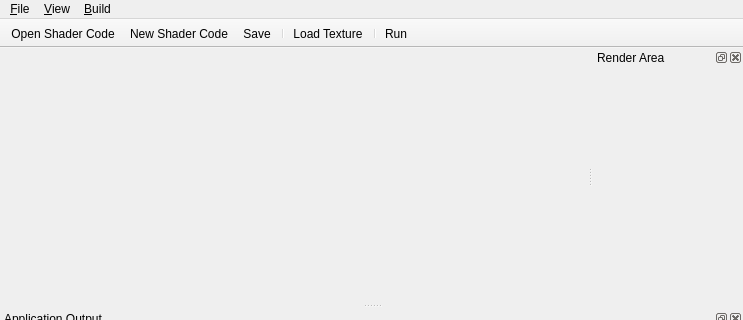
Above: trunk/forms/mainwindow.ui from ethiago/shader-labs before the change; both pictures show x 0 to 743 and y 0 to 320 of the 743 by 526 pixel window. Below: the same form after it.
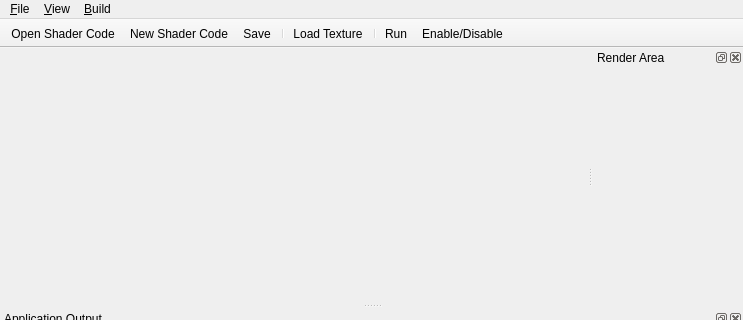
That is the form after the change. Icons and pictures are not drawn.

```diff
--- a/trunk/forms/mainwindow.ui
+++ b/trunk/forms/mainwindow.ui
@@ -105,6 +105,7 @@
    <addaction name="action_Load_Texture"/>
    <addaction name="separator"/>
    <addaction name="actionRunAll"/>
+   <addaction name="actionEnable_Disable"/>
   </widget>
   <widget class="QDockWidget" name="dockRenderWidget">
    <property name="minimumSize">
@@ -341,6 +342,14 @@
     <string>Ctrl+W</string>
    </property>
   </action>
+  <action name="actionEnable_Disable">
+   <property name="text">
+    <string>Enable/Disable</string>
+   </property>
+   <property name="shortcut">
+    <string>Ctrl+E</string>
+   </property>
+  </action>
  </widget>
  <layoutdefault spacing="6" margin="11"/>
  <resources>
```
Left out of the diff: 2 changed lines with no effect on the pictures.
